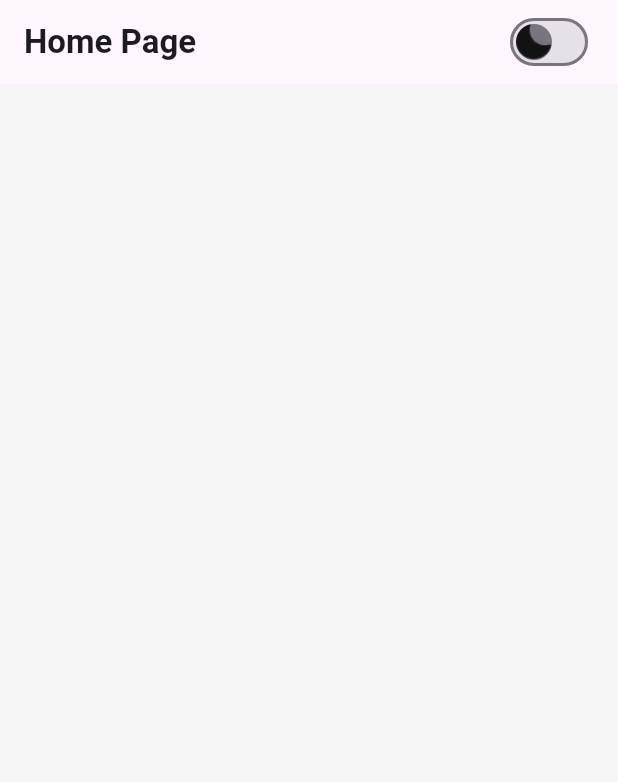
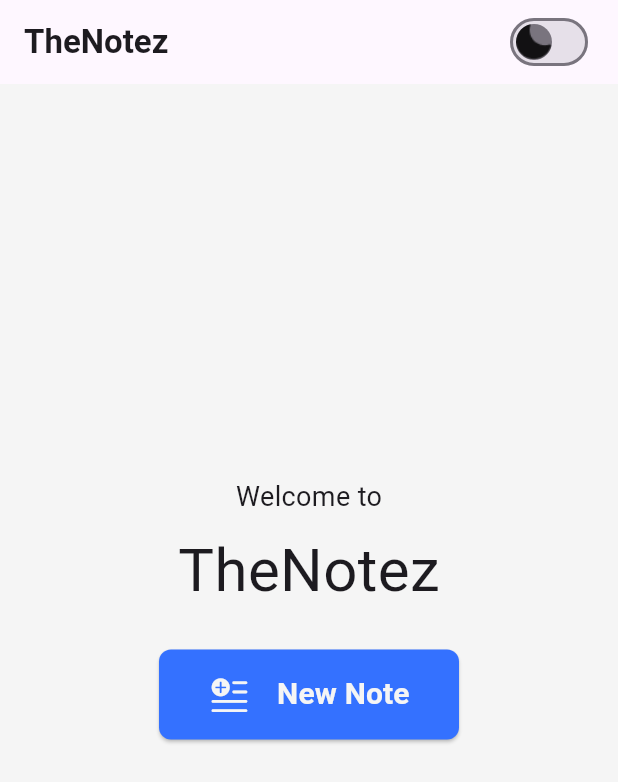
Before and after one commit to MAI-BEBI-POWDER-TEAM/CR-YOUTH-MOBILE-6TH, a Flutter app: the screen it shows after launch, on a phone screen of 412 x 824 dp. Shown: the top 782 px of the screen. Run offline on Flutter 3.47's test engine with Material 3 defaults, Android fonts, the phone set to English and light mode, and no system bars; our stand-ins replace get, hive, hive_flutter, shared_preferences; accounts and stored records are empty; Roboto replaces fonts that are missing (Poppins).

Commit message:
Stage 1: UI - Setting-up architecture of Hive Local DB - Designing UI for Note creation, details and List View

```diff
--- a/lib/data/controller/home_controller.dart
+++ b/lib/data/controller/home_controller.dart
@@ -1,5 +1,7 @@
 import 'package:flutter/material.dart';
 import 'package:get/get.dart';
+import 'package:notez/data/local/note_db.dart';
+import 'package:notez/data/model/note.dart';
 
 class HomeController extends GetxController {
   Rx<ThemeMode> currentTheme = ThemeMode.system.obs;
@@ -9,4 +11,30 @@ class HomeController extends GetxController {
         ? ThemeMode.dark
         : ThemeMode.light;
   }
+
+  final noteBox = NoteDB.noteBox;
+
+  Future<void> addNote(Note note) async {
+    final Note newNote = Note(
+      title: note.title,
+      text: note.text,
+      isPinned: note.isPinned,
+      createdAt: note.createdAt,
+      updatedAt: note.updatedAt,
+    );
+
+    await NoteDB.addNote(newNote);
+  }
+
+  Future<void> updateNote(Note note) async {
+    final Note newNote = Note(
+      title: note.title,
+      text: note.text,
+      isPinned: note.isPinned,
+      createdAt: note.createdAt,
+      updatedAt: note.updatedAt,
+    );
+
+    await NoteDB.updateNote(newNote);
+  }
 }
--- /dev/null
+++ b/lib/data/local/note_db.dart
@@ -0,0 +1,26 @@
+import 'package:hive/hive.dart';
+import 'package:notez/data/model/note.dart';
+
+class NoteDB {
+  static Box<Note> noteBox = Hive.box<Note>('notes');
+
+  static Future<void> init() async => await Hive.openBox<Note>('notes');
+
+  // CRUD
+  // A. Add Note
+  static Future<void> addNote(Note note) async => await noteBox.add(note);
+  // B. Read All Note
+  static List<Note> getAllNotes() => noteBox.values.toList();
+  // C. Read Specific Note
+  static Note getNote(String title) => noteBox.values
+      .toList()
+      .firstWhere((element) => title == element.title.toString());
+  // D. Update Note
+  static Future<void> updateNote(Note note) async => await noteBox.put(
+        note.title,
+        note,
+      );
+  // E. Delete Note
+  static Future<void> deleteNote(String title) async =>
+      await noteBox.delete(title);
+}
--- /dev/null
+++ b/lib/data/model/note.dart
@@ -0,0 +1,38 @@
+import 'package:hive/hive.dart';
+
+part 'note.g.dart';
+
+@HiveType(typeId: 0)
+class Note extends HiveObject {
+  @HiveField(0)
+  final String? title;
+  @HiveField(1)
+  final String? text;
+  @HiveField(2)
+  final bool? isPinned;
+  @HiveField(3)
+  final DateTime? createdAt;
+  @HiveField(4)
+  final DateTime? updatedAt;
+
+  Note({
+    this.title,
+    this.text,
+    this.isPinned,
+    this.createdAt,
+    this.updatedAt,
+  });
+
+  @override
+  String toString() {
+    return '''
+          Note {
+            title: $title
+            text: $text
+            isPinned: $isPinned
+            createdAt: $createdAt
+            updatedAt: $updatedAt
+          }
+          ''';
+  }
+}
--- a/lib/utils/app_theme.dart
+++ b/lib/utils/app_theme.dart
@@ -4,6 +4,7 @@ class AppThemeUtils {
   static final lightTheme = ThemeData(
     brightness: Brightness.light,
     scaffoldBackgroundColor: kPrimaryWhite,
+    primaryColor: kPrimaryWhite,
     cardColor: kSecondaryWhite,
     useMaterial3: true,
     fontFamily: 'Poppins',
@@ -12,6 +13,7 @@ class AppThemeUtils {
   static final darkTheme = ThemeData(
     brightness: Brightness.dark,
     scaffoldBackgroundColor: kPrimaryBlack,
+    primaryColor: kPrimaryBlack,
     cardColor: kSecondaryBlack,
     useMaterial3: true,
     fontFamily: 'Poppins',
@@ -29,3 +31,4 @@ const kSecondaryWhite = Color.fromRGBO(226, 226, 226, 1);
 // OTHER COLORS
 const kWhite = Color.fromRGBO(255, 255, 255, 1);
 const kGrey = Color.fromRGBO(127, 127, 127, 1);
+const kBlue = Color.fromRGBO(52, 113, 255, 1);
--- /dev/null
+++ b/lib/views/home/home_views.dart
@@ -0,0 +1,138 @@
+import 'package:flutter/cupertino.dart';
+import 'package:flutter/material.dart';
+import 'package:get/get.dart';
+import 'package:hive_flutter/hive_flutter.dart';
+import 'package:notez/data/controller/home_controller.dart';
+import 'package:notez/utils/app_theme.dart';
+import 'package:notez/views/note/add_note_views.dart';
+
+class HomePageViews extends StatefulWidget {
+  const HomePageViews({super.key});
+
+  @override
+  State<HomePageViews> createState() => _HomePageViewsState();
+}
+
+class _HomePageViewsState extends State<HomePageViews> {
+  final HomeController _controller = Get.find();
+
+  @override
+  Widget build(BuildContext context) {
+    return Scaffold(
+      appBar: AppBar(
+        title: const Text(
+          'TheNotez',
+          style: TextStyle(fontWeight: FontWeight.w700),
+        ),
+        actions: [
+          Padding(
+            padding: const EdgeInsets.only(right: 16),
+            child: Obx(
+              () => Switch(
+                value: _controller.currentTheme.value == ThemeMode.light,
+                onChanged: (val) {
+                  _controller.switchTheme();
+                  Get.changeThemeMode(_controller.currentTheme.value);
+                },
+                materialTapTargetSize: MaterialTapTargetSize.shrinkWrap,
+                inactiveThumbImage: const AssetImage('assets/ic-dark.png'),
+                activeThumbImage: const AssetImage('assets/ic-light.png'),
+              ),
+            ),
+          ),
+        ],
+      ),
+      body: SafeArea(
+        child: fetchNotesData(),
+      ),
+      floatingActionButton: Visibility(
+        visible: _controller.noteBox.isNotEmpty,
+        child: Padding(
+          padding: const EdgeInsets.only(right: 16, bottom: 16),
+          child: FloatingActionButton(
+            elevation: 1,
+            backgroundColor: kBlue,
+            shape: const CircleBorder(),
+            onPressed: () => Get.to(() => const AddNotePageViews()),
+            child: const Icon(
+              Icons.add,
+              size: 32,
+              color: kWhite,
+            ),
+          ),
+        ),
+      ),
+    );
+  }
+
+  ValueListenableBuilder fetchNotesData() {
+    return ValueListenableBuilder(
+      valueListenable: _controller.noteBox.listenable(),
+      builder: (context, notes, _) {
+        if (notes.isEmpty) {
+          return Center(
+            child: SizedBox(
+              height: 260,
+              width: MediaQuery.of(context).size.width,
+              child: Column(
+                children: [
+                  Container(
+                    margin: const EdgeInsets.only(top: 8),
+                    child: const Text(
+                      'Welcome to',
+                      style: TextStyle(
+                        fontSize: 18,
+                      ),
+                    ),
+                  ),
+                  Container(
+                    margin: const EdgeInsets.only(top: 8),
+                    child: const Text(
+                      'TheNotez',
+                      style: TextStyle(
+                        fontSize: 40,
+                      ),
+                    ),
+                  ),
+                  Container(
+                    margin: const EdgeInsets.only(top: 24),
+                    child: ElevatedButton(
+                      onPressed: () => Get.to(() => const AddNotePageViews()),
+                      style: ElevatedButton.styleFrom(
+                        backgroundColor: kBlue,
+                        shape: RoundedRectangleBorder(
+                          borderRadius: BorderRadius.circular(8),
+                        ),
+                        fixedSize: const Size(200, 60),
+                      ),
+                      child: const Row(
+                        mainAxisAlignment: MainAxisAlignment.spaceAround,
+                        children: [
+                          Icon(
+                            CupertinoIcons.text_badge_plus,
+                            color: kPrimaryWhite,
+                            size: 28,
+                          ),
+                          Text(
+                            'New Note',
+                            style: TextStyle(
+                              fontWeight: FontWeight.w700,
+                              color: kPrimaryWhite,
+                              fontSize: 20,
+                            ),
+                          ),
+                        ],
+                      ),
+                    ),
+                  ),
+                ],
+              ),
+            ),
+          );
+        } else {
+          return Container();
+        }
+      },
+    );
+  }
+}
--- a/lib/views/home_views.dart
+++ /dev/null
@@ -1,47 +0,0 @@
-import 'dart:developer';
-
-import 'package:flutter/material.dart';
-import 'package:get/get.dart';
-import 'package:notez/data/controller/home_controller.dart';
-import 'package:notez/utils/app_theme.dart';
-
-class HomePageViews extends StatefulWidget {
-  const HomePageViews({super.key});
-
-  @override
-  State<HomePageViews> createState() => _HomePageViewsState();
-}
-
-class _HomePageViewsState extends State<HomePageViews> {
-  final HomeController _controller = Get.find();
-
-  @override
-  Widget build(BuildContext context) {
-    return Scaffold(
-      appBar: AppBar(
-        title: const Text(
-          'Home Page',
-          style: TextStyle(fontWeight: FontWeight.w700),
-        ),
-        actions: [
-          Padding(
-            padding: const EdgeInsets.only(right: 16),
-            child: Obx(
-              () => Switch(
-                value: _controller.currentTheme.value == ThemeMode.light,
-                onChanged: (val) {
-                  _controller.switchTheme();
-                  Get.changeThemeMode(_controller.currentTheme.value);
-                },
-                materialTapTargetSize: MaterialTapTargetSize.shrinkWrap,
-                inactiveThumbImage: const AssetImage('assets/ic-dark.png'),
-                activeThumbImage: const AssetImage('assets/ic-light.png'),
-              ),
-            ),
-          ),
-        ],
-      ),
-      body: SafeArea(child: Container()),
-    );
-  }
-}
```
Also changed, not shown: lib/main.dart (+17 -3 lines), lib/views/note/add_note_views.dart (added, +87 -0 lines), lib/views/note/detail_note_views.dart (added, +28 -0 lines), pubspec.yaml (+2 -6 lines), lib/data/model/note.g.dart (added), lib/views/note/edit_note_views.dart (added), pubspec.lock.
